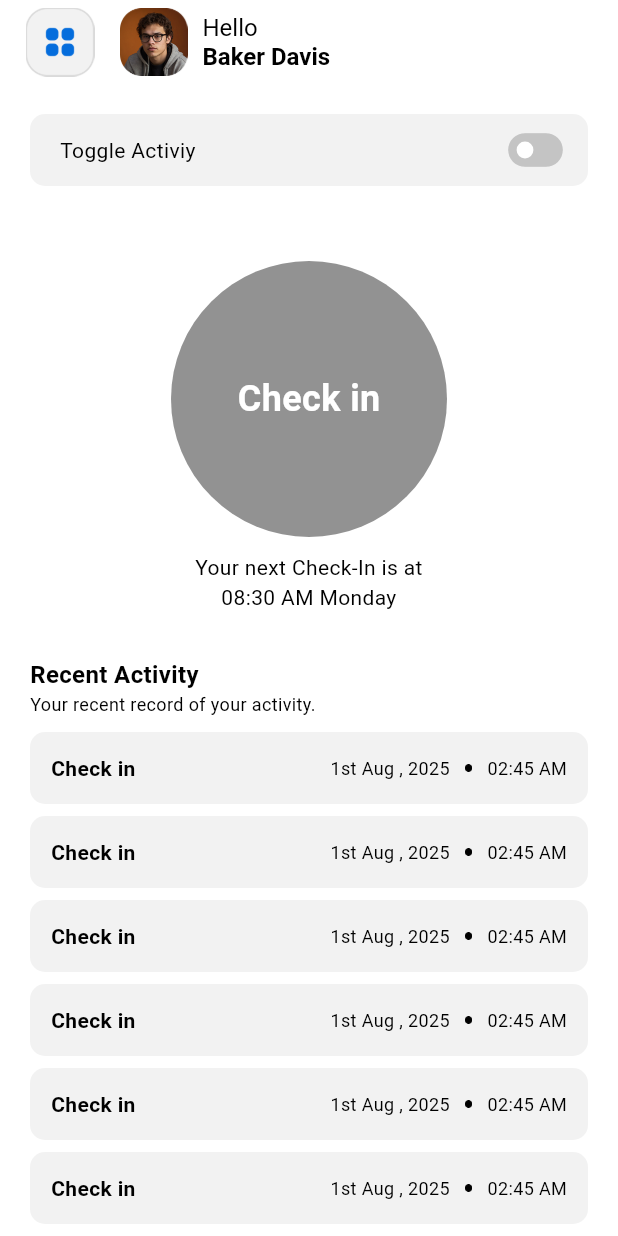
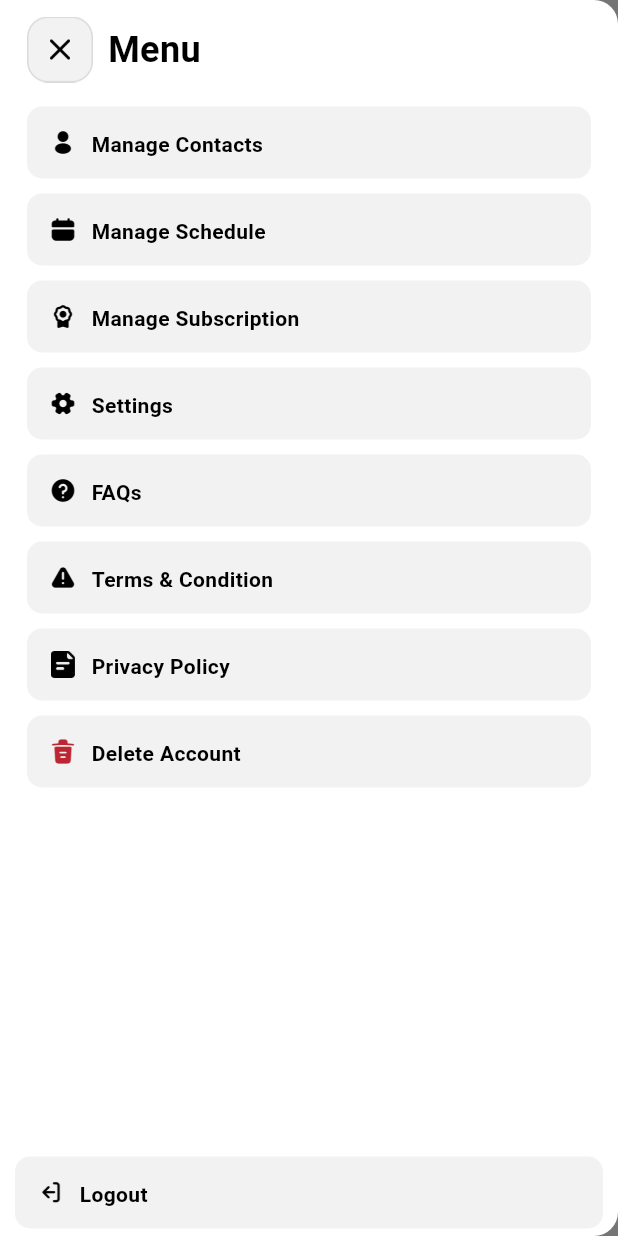
Before and after one commit to Durrani27229/TrustFall, a Flutter app: the HomeScreen screen opened directly, with the side drawer open (before the commit the screen has no drawer), on a phone screen of 412 x 824 dp. Run offline on Flutter 3.47's test engine with Material 3 defaults, Android fonts, the phone set to English and light mode, and no system bars; missing offline and left inert: dart:ffi.

Commit message:
myAccount

```diff
--- a/lib/Screens/home.dart
+++ b/lib/Screens/home.dart
@@ -1,6 +1,10 @@
+import 'dart:ffi';
+
 import 'package:flutter/material.dart';
+import 'package:loginpage/Screens/deleteAccount.dart';
 import 'package:loginpage/Utils/color_utils.dart';
 import 'package:loginpage/Widgets/checkIn.dart';
+import 'package:loginpage/Widgets/menuData.dart';
 
 class HomeScreen extends StatefulWidget {
   HomeScreen({super.key});
@@ -28,8 +32,18 @@ class HomeScreen extends StatefulWidget {
     {
       'date': "1st Aug , 2025",
       'time': "02:45 AM",
+    },
+    {
+      'date': "1st Aug , 2025",
+      'time': "02:45 AM",
+    },
+    {
+      'date': "1st Aug , 2025",
+      'time': "02:45 AM",
     }
   ];
+
+  final GlobalKey<ScaffoldState> scaffoldKey = GlobalKey<ScaffoldState>();
   bool toggle = false;
 
   @override
@@ -40,12 +54,101 @@ class _HomeScreenState extends State<HomeScreen> {
   @override
   Widget build(BuildContext context) {
     return Scaffold(
+      key: widget.scaffoldKey,
+      drawer: Drawer(
+          backgroundColor: Colors.white,
+          width: double.infinity,
+          child: Column(children: [
+            Expanded(
+              child: ListView(
+                children: [
+                  Padding(
+                    padding: const EdgeInsets.all(8.0),
+                    child: Container(
+                      height: 50,
+                      child: Padding(
+                        padding: const EdgeInsets.symmetric(horizontal: 10.0),
+                        child: Row(
+                          children: [
+                            Image.asset(
+                              "assets/cancel.png",
+                              height: 44,
+                              width: 44,
+                            ),
+                            SizedBox(width: 10),
+                            Text(
+                              "Menu",
+                              style: TextStyle(
+                                  fontSize: 24,
+                                  fontWeight: FontWeight.bold,
+                                  color: ColorUtils.black),
+                            ),
+                          ],
+                        ),
+                      ),
+                    ),
+                  ),
+                  Padding(
+                    padding: const EdgeInsets.symmetric(horizontal: 8.0),
+                    child: Column(children: [
+                      MenuData(
+                        image: "assets/user1.png",
+                        title: "Manage Contacts",
+                      ),
+                      MenuData(
+                        image: "assets/schedule.png",
+                        title: "Manage Schedule",
+                      ),
+                      MenuData(
+                        image: "assets/subscription.png",
+                        title: "Manage Subscription",
+                      ),
+                      MenuData(
+                        image: "assets/setting.png",
+                        title: "Settings",
+                      ),
+                      MenuData(
+                        image: "assets/faq.png",
+                        title: "FAQs",
+                      ),
+                      MenuData(
+                        image: "assets/terms.png",
+                        title: "Terms & Condition",
+                      ),
+                      MenuData(
+                        image: "assets/privacy.png",
+                        title: "Privacy Policy",
+                      ),
+                      MenuData(
+                        image: "assets/trash.png",
+                        title: "Delete Account",
+                      ),
+                    ]),
+                  ),
+                ],
+              ),
+            ),
+            MenuData(
+              image: "assets/logout.png",
+              title: "Logout",
+            ),
+          ])),
       appBar: AppBar(
         leadingWidth: 80,
-        leading: Padding(
+        leading: GestureDetector(
+          onTap: () {
+            widget.scaffoldKey.currentState?.openDrawer();
+          },
+          child: Padding(
               padding: const EdgeInsets.all(5.0),
               child: Image.asset("assets/menuBtn.png", height: 24, width: 24)),
-        title: Row(
+        ),
+        title: GestureDetector(
+          onTap: () {
+            Navigator.push(context,
+                MaterialPageRoute(builder: (context) => DeleteAccount()));
+          },
+          child: Row(
             children: [
               Image.asset("assets/profile.png", height: 45, width: 45),
               SizedBox(width: 10),
@@ -66,6 +169,7 @@ class _HomeScreenState extends State<HomeScreen> {
                 ],
               )
             ],
+          ),
         ),
       ),
       body: Padding(
--- a/lib/Utils/color_utils.dart
+++ b/lib/Utils/color_utils.dart
@@ -48,7 +48,8 @@ class ColorUtils {
   static Color fawn = const Color(0xfff7c4a1);
   static Color grey = const Color(0xff6B7280);
   static Color txtColor = const Color(0xff292d32).withOpacity(0.8);
-  static Color field_background = Color(0xFFF2F2F2);
+  static Color field_background = const Color(0xFFF2F2F2);
   static Color card_background = Color(0xFF3C414E);
   static Color about_background = Color(0xFF151D2D);
+  static Color lightGreyish = Color(0xFFDADADA);
 }
--- /dev/null
+++ b/lib/Widgets/menuData.dart
@@ -0,0 +1,48 @@
+import 'package:flutter/material.dart';
+import 'package:loginpage/Utils/color_utils.dart';
+
+class MenuData extends StatelessWidget {
+  final title;
+  final image;
+  final VoidCallback? onTap;
+
+  MenuData({
+    this.title,
+    this.image,
+    this.onTap,
+  });
+
+  @override
+  Widget build(BuildContext context) {
+    return GestureDetector(
+      onTap: onTap,
+      child: Container(
+        height: 48,
+        width: double.infinity,
+        margin: EdgeInsets.symmetric(horizontal: 10, vertical: 5),
+        padding: EdgeInsets.all(15),
+        decoration: BoxDecoration(
+          color: ColorUtils.field_background,
+          borderRadius: BorderRadius.circular(10),
+        ),
+        child: Row(
+          children: [
+            Image.asset(
+              image,
+              height: 18,
+              width: 18,
+            ),
+            SizedBox(width: 10),
+            Text(
+              title,
+              style: TextStyle(
+                  color: ColorUtils.black,
+                  fontSize: 14,
+                  fontWeight: FontWeight.w600),
+            )
+          ],
+        ),
+      ),
+    );
+  }
+}
```
Also changed, not shown: lib/Screens/deleteAccount.dart (added, +134 -0 lines), lib/Screens/editAccount.dart (added, +125 -0 lines), assets/davis.png (added), assets/faq.png (added), assets/leftArrow.png (added), assets/logout.png (added), assets/map.png (added), assets/pen.png (added), assets/privacy.png (added), assets/schedule.png (added), assets/setting.png (added), assets/subscription.png (added), assets/terms.png (added), assets/trash.png (added), 1 more files. Lines whose indentation alone changed are shown as unchanged.
